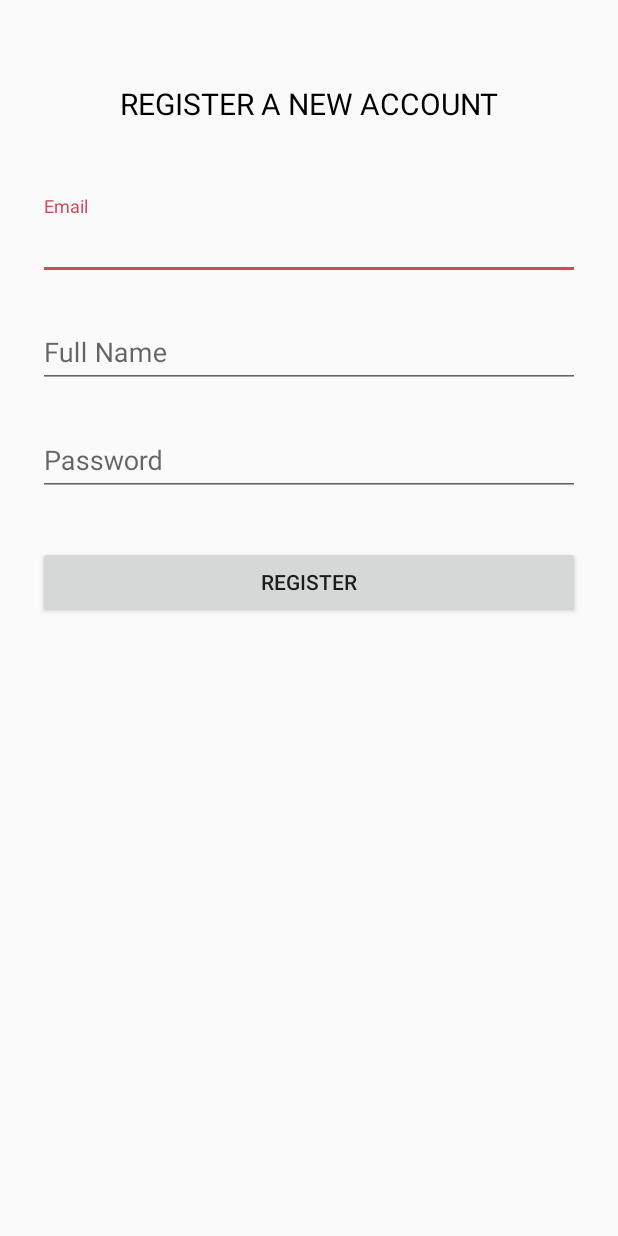
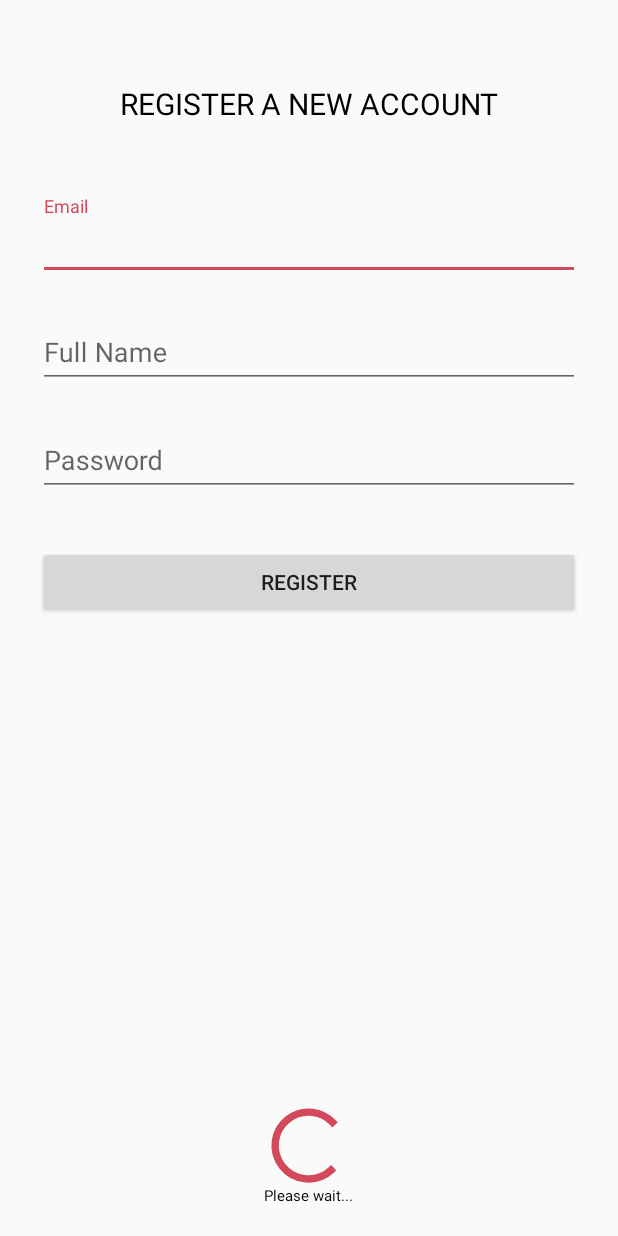
Before and after one commit to Marylinemds/WellnessJournal, an Android app: the layout activity_register.xml on its own in the app's theme, with its tools: preview values and no code run, on a phone screen of 412 x 824 dp. Run offline under Robolectric (Android 15) with nearby library versions, the phone set to English and light mode, and no system bars.

Commit message:
register layout ready, intent from login to register activity

```diff
--- a/app/src/main/res/layout/activity_register.xml
+++ b/app/src/main/res/layout/activity_register.xml
@@ -79,5 +79,25 @@
 
     </LinearLayout>
 
+    <ProgressBar
+        android:layout_width="100dp"
+        android:layout_height="100dp"
+        android:id="@+id/progressBar"
+        android:paddingBottom="20dp"
+        android:layout_alignBottom="@+id/pleaseWait"
+        android:layout_alignRight="@+id/pleaseWait"
+        android:layout_alignLeft="@+id/pleaseWait"/>
+
+    <TextView
+        android:layout_width="wrap_content"
+        android:layout_height="wrap_content"
+        android:text="Please wait..."
+        android:textColor="@color/black"
+        android:textSize="10sp"
+        android:layout_alignParentBottom="true"
+        android:paddingBottom="20dp"
+        android:id="@+id/pleaseWait"
+        android:layout_centerHorizontal="true"/>
+
 
 </RelativeLayout>
```
Also changed, not shown: app/src/main/java/com/example/android/wellnessjournal/Login/LoginActivity.java (+4 -3 lines), app/src/main/java/com/example/android/wellnessjournal/Login/RegisterActivity.java (+94 -1 lines).
